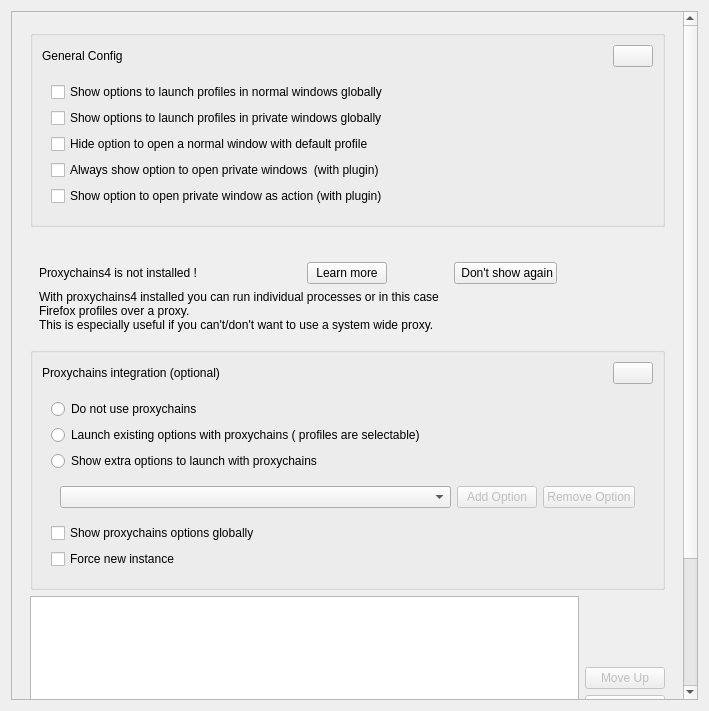
Qt form src/config/firefoxprofilerunner_config.ui (alex1701c/krunner-firefox) before a commit.
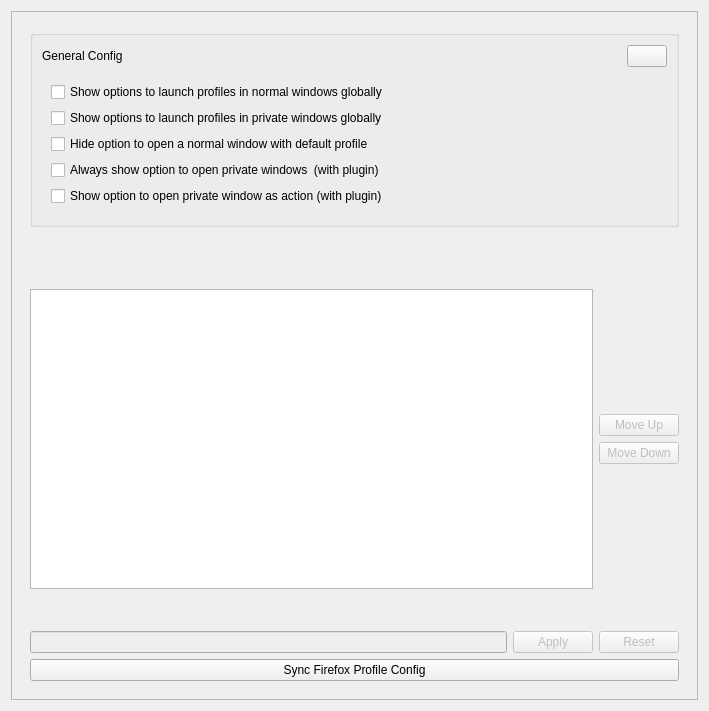
The same form after that commit. Icons and pictures are not drawn.

Commit message: Remove overcomplicated and rarely useful proxchains integration

```diff
--- a/src/config/firefoxprofilerunner_config.ui
+++ b/src/config/firefoxprofilerunner_config.ui
@@ -52,8 +52,8 @@
        <rect>
         <x>0</x>
         <y>0</y>
-        <width>672</width>
-        <height>914</height>
+        <width>697</width>
+        <height>699</height>
        </rect>
       </property>
       <property name="maximumSize">
@@ -181,209 +181,6 @@
             </property>
            </spacer>
           </item>
-          <item>
-           <layout class="QVBoxLayout" name="proxychainsVerticalLaout">
-            <item>
-             <widget class="QWidget" name="proxychainsNotInstalledWidget" native="true">
-              <layout class="QVBoxLayout" name="verticalLayout_6">
-               <item>
-                <layout class="QHBoxLayout" name="horizontalLayout_5">
-                 <item>
-                  <widget class="QLabel" name="proxychainsNotInstalledLabel">
-                   <property name="text">
-                    <string>Proxychains4 is not installed !</string>
-                   </property>
-                  </widget>
-                 </item>
-                 <item alignment="Qt::AlignHCenter">
-                  <widget class="QPushButton" name="proxychainsLearnMorePushButton">
-                   <property name="sizePolicy">
-                    <sizepolicy hsizetype="Fixed" vsizetype="Fixed">
-                     <horstretch>0</horstretch>
-                     <verstretch>0</verstretch>
-                    </sizepolicy>
-                   </property>
-                   <property name="text">
-                    <string>Learn more</string>
-                   </property>
-                  </widget>
-                 </item>
-                 <item alignment="Qt::AlignLeft">
-                  <widget class="QPushButton" name="proxychainsHideMessagePushButton">
-                   <property name="sizePolicy">
-                    <sizepolicy hsizetype="Fixed" vsizetype="Fixed">
-                     <horstretch>0</horstretch>
-                     <verstretch>0</verstretch>
-                    </sizepolicy>
-                   </property>
-                   <property name="text">
-                    <string> Don't show again</string>
-                   </property>
-                  </widget>
-                 </item>
-                </layout>
-               </item>
-               <item>
-                <widget class="QLabel" name="proxychainsLearnMoreLabel">
-                 <property name="lineWidth">
-                  <number>1</number>
-                 </property>
-                 <property name="text">
-                  <string>With proxychains4 installed you can run individual processes or in this case
-Firefox profiles over a proxy.
-This is especially useful if you can't/don't want to use a system wide proxy.</string>
-                 </property>
-                </widget>
-               </item>
-              </layout>
-             </widget>
-            </item>
-            <item>
-             <widget class="QGroupBox" name="proxychainsConfigGroupBox">
-              <property name="sizePolicy">
-               <sizepolicy hsizetype="Preferred" vsizetype="Minimum">
-                <horstretch>0</horstretch>
-                <verstretch>0</verstretch>
-               </sizepolicy>
-              </property>
-              <property name="title">
-               <string/>
-              </property>
-              <property name="checkable">
-               <bool>false</bool>
-              </property>
-              <layout class="QVBoxLayout" name="verticalLayout_5">
-               <item>
-                <layout class="QHBoxLayout" name="proxyLabelAndToggleHorizontalLayout">
-                 <item alignment="Qt::AlignLeft">
-                  <widget class="QLabel" name="label">
-                   <property name="text">
-                    <string>Proxychains integration (optional)</string>
-                   </property>
-                  </widget>
-                 </item>
-                 <item alignment="Qt::AlignRight">
-                  <widget class="QPushButton" name="proxychainsToggleHidePushButton">
-                   <property name="sizePolicy">
-                    <sizepolicy hsizetype="Fixed" vsizetype="Fixed">
-                     <horstretch>0</horstretch>
-                     <verstretch>0</verstretch>
-                    </sizepolicy>
-                   </property>
-                   <property name="toolTip">
-                    <string>Hide/Unhide Section</string>
-                   </property>
-                   <property name="text">
-                    <string/>
-                   </property>
-                   <property name="icon">
-                    <iconset theme="arrow-up">
-                     <normaloff>.</normaloff>.</iconset>
-                   </property>
-                  </widget>
-                 </item>
-                </layout>
-               </item>
-               <item>
-                <widget class="QWidget" name="proxychainsItemsWidget" native="true">
-                 <layout class="QGridLayout" name="gridLayout">
-                  <item row="1" column="0">
-                   <layout class="QVBoxLayout" name="proxychainsItemsVerticalLayout">
-                    <item>
-                     <widget class="QRadioButton" name="disableProxychainsRadioButton">
-                      <property name="text">
-                       <string>Do not use proxychains</string>
-                      </property>
-                     </widget>
-                    </item>
-                    <item>
-                     <widget class="QRadioButton" name="launchExistingOptionRadioButton">
-                      <property name="toolTip">
-                       <string>Choose for each option individually if you want  to launch it using proxychains</string>
-                      </property>
-                      <property name="text">
-                       <string>Launch existing options with proxychains ( profiles are selectable)</string>
-                      </property>
-                     </widget>
-                    </item>
-                    <item>
-                     <layout class="QVBoxLayout" name="verticalLayout_3">
-                      <item>
-                       <widget class="QRadioButton" name="showExtraOptionRadioButton">
-                        <property name="toolTip">
-                         <string>Show additional launch options with proxychains instead of changing the existing ones</string>
-                        </property>
-                        <property name="text">
-                         <string>Show extra options to launch with proxychains</string>
-                        </property>
-                       </widget>
-                      </item>
-                      <item>
-                       <widget class="QWidget" name="proxychainsExtraControlsWidget" native="true">
-                        <layout class="QHBoxLayout" name="horizontalLayout_4">
-                         <item>
-                          <widget class="QComboBox" name="proxychainsExtraComboBox">
-                           <property name="sizePolicy">
-                            <sizepolicy hsizetype="Expanding" vsizetype="Fixed">
-                             <horstretch>0</horstretch>
-                             <verstretch>0</verstretch>
-                            </sizepolicy>
-                           </property>
-                          </widget>
-                         </item>
-                         <item alignment="Qt::AlignRight">
-                          <widget class="QPushButton" name="proxychainsExtraAddPushButton">
-                           <property name="enabled">
-                            <bool>false</bool>
-                           </property>
-                           <property name="text">
-                            <string>Add Option</string>
-                           </property>
-                          </widget>
-                         </item>
-                         <item alignment="Qt::AlignRight">
-                          <widget class="QPushButton" name="proxychainsExtraRemovePushButton">
-                           <property name="enabled">
-                            <bool>false</bool>
-                           </property>
-                           <property name="text">
-                            <string>Remove Option</string>
-                           </property>
-                          </widget>
-                         </item>
-                        </layout>
-                       </widget>
-                      </item>
-                     </layout>
-                    </item>
-                    <item>
-                     <widget class="QCheckBox" name="showProxychainsOptionsGloballyCheckBox">
-                      <property name="text">
-                       <string>Show proxychains options globally</string>
-                      </property>
-                     </widget>
-                    </item>
-                    <item>
-                     <widget class="QCheckBox" name="forceNewInstanceCheckBox">
-                      <property name="toolTip">
-                       <string>With this option enabled you can only have one running firefox instance with this profile.
-But it guarantees that firefox uses the proxy.  If don't start a new instance and you already have an instance with the selected profile without proxychains running the proxy will not be used </string>
-                      </property>
-                      <property name="text">
-                       <string>Force new instance</string>
-                      </property>
-                     </widget>
-                    </item>
-                   </layout>
-                  </item>
-                 </layout>
-                </widget>
-               </item>
-              </layout>
-             </widget>
-            </item>
-           </layout>
-          </item>
           <item>
            <layout class="QHBoxLayout" name="horizontalLayout">
             <item>
```
The commit also changes 12 other files.
